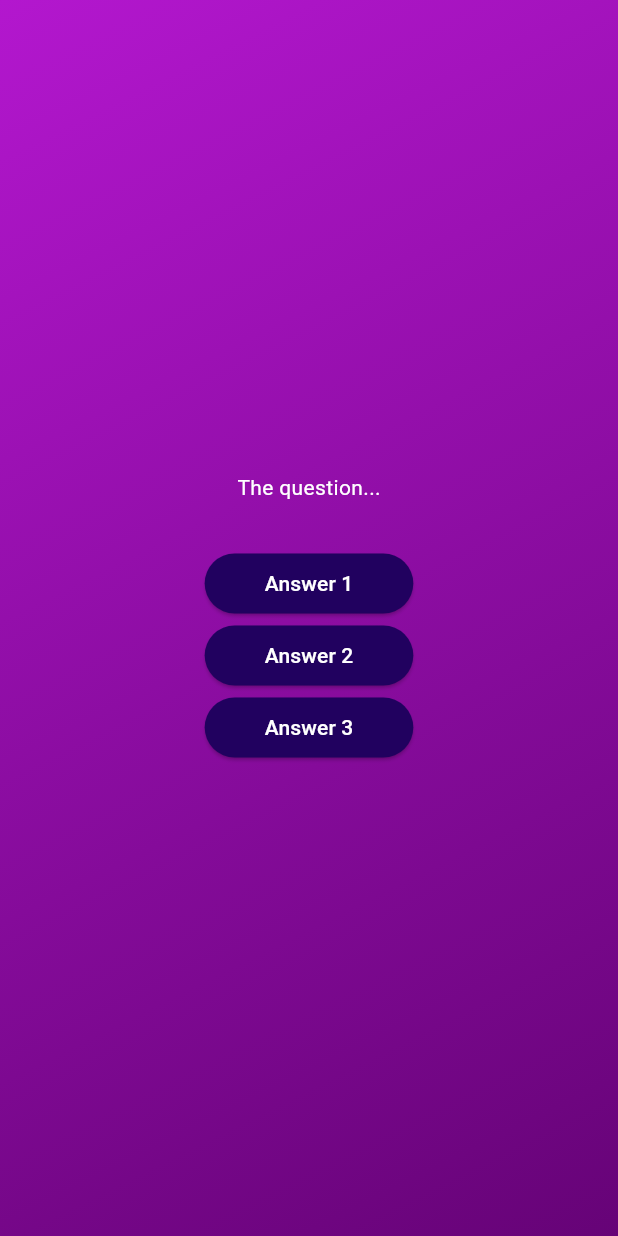
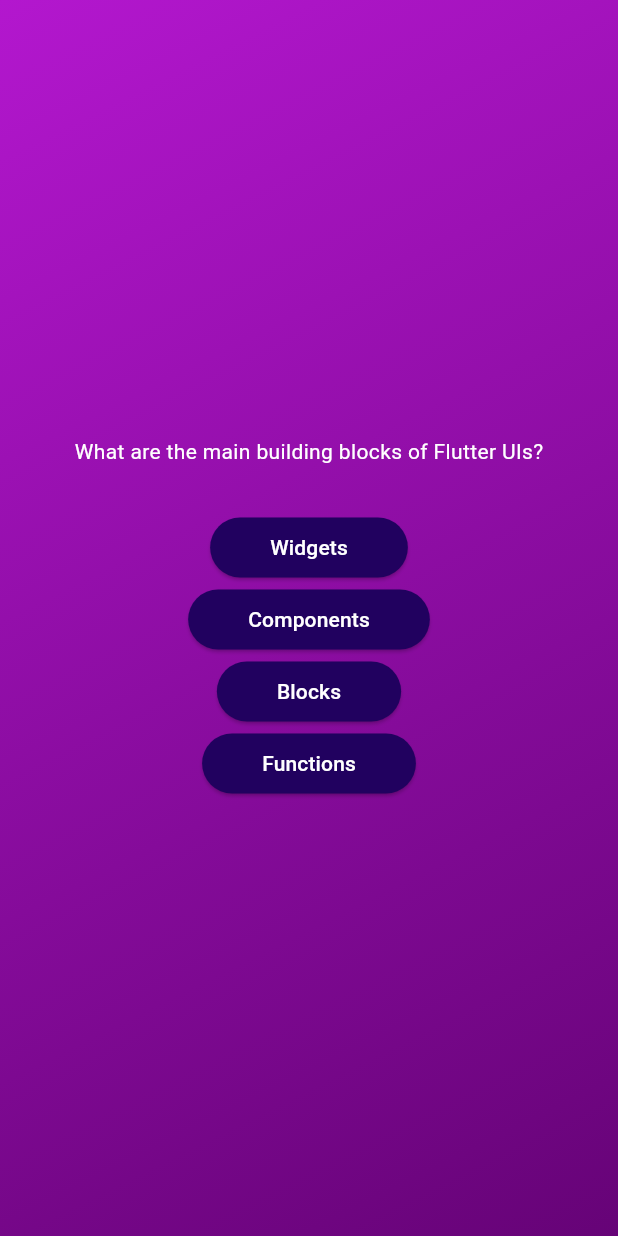
Before and after one commit to adogbeji/FlutterQuizApp, a Flutter app: the screen it shows after launch, after a tap on "Start Quiz", on a phone screen of 412 x 824 dp. Run offline on Flutter 3.47's test engine with Material 3 defaults, Android fonts, the phone set to English and light mode, and no system bars.

Commit message:
Display question & answers in questions screen

```diff
--- a/lib/questions_screen.dart
+++ b/lib/questions_screen.dart
@@ -1,6 +1,7 @@
 import 'package:flutter/material.dart';
 
 import './answer_button.dart';
+import './data/questions.dart';
 
 class QuestionsScreen extends StatefulWidget {
   const QuestionsScreen({super.key});
@@ -12,6 +13,8 @@ class QuestionsScreen extends StatefulWidget {
 }
 
 class _QuestionsScreenState extends State<QuestionsScreen> {
+  final currentQuestion = questions[0];  // First question
+
   @override
   Widget build(context) {
     return SizedBox(
@@ -19,9 +22,10 @@ class _QuestionsScreenState extends State<QuestionsScreen> {
       child: Column(
         mainAxisAlignment: MainAxisAlignment.center,
         children: [
-          const Text(
-            'The question...',
-            style: TextStyle(
+          Text(
+            // 'The question...',
+            currentQuestion.text,
+            style: const TextStyle(
               color: Colors.white,
             ),
           ),
@@ -29,15 +33,19 @@ class _QuestionsScreenState extends State<QuestionsScreen> {
             height: 30,
           ),
           AnswerButton(
-            answerText: 'Answer 1',
+            answerText: currentQuestion.answers[0],
             onTap: () {},
           ),
           AnswerButton(
-            answerText: 'Answer 2',
+            answerText: currentQuestion.answers[1],
             onTap: () {},
           ),
           AnswerButton(
-            answerText: 'Answer 3',
+            answerText: currentQuestion.answers[2],
+            onTap: () {},
+          ),
+          AnswerButton(
+            answerText: currentQuestion.answers[3],
             onTap: () {},
           ),
         ],
```
